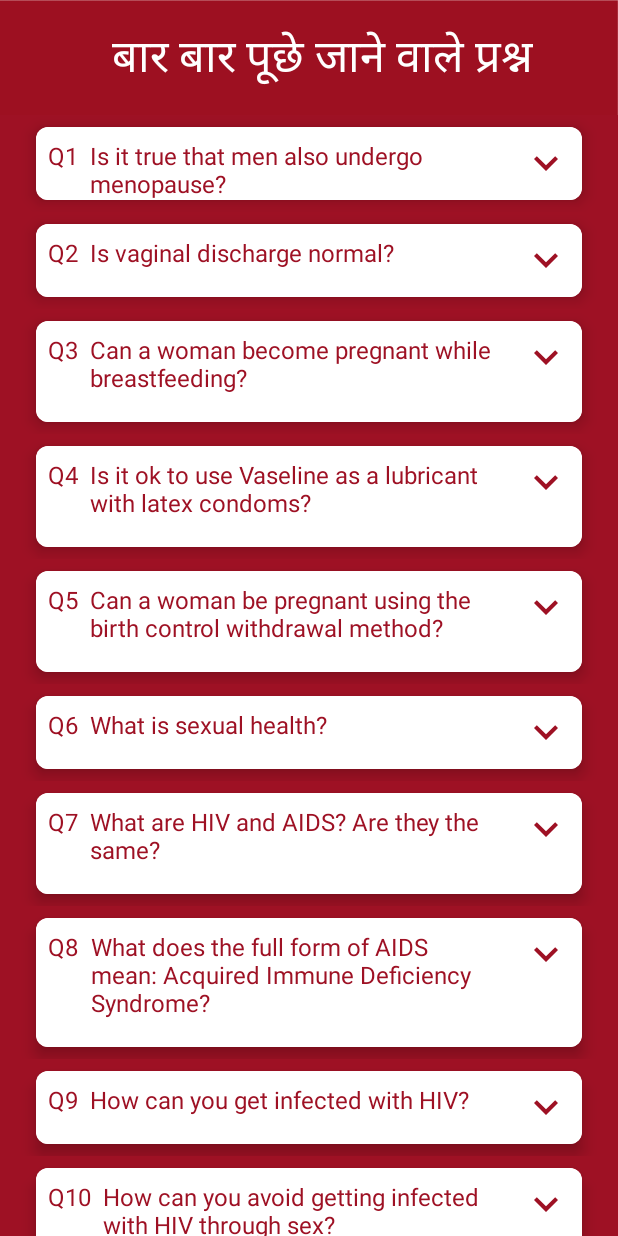
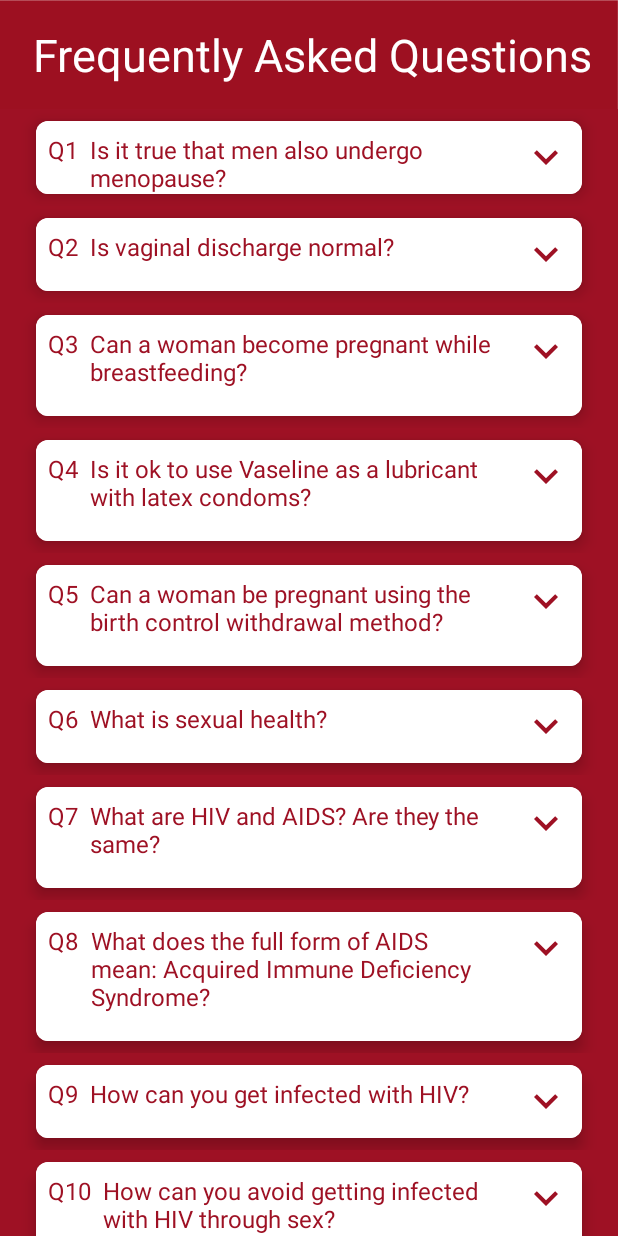
Before and after one commit to pal-vishal/SRHR-Project, an Android app: the fragment AppFaq shown on its own in the app's theme, on a phone screen of 412 x 824 dp. Run offline under Robolectric (Android 15) with nearby library versions, the phone set to English and light mode, and no system bars.

Commit message:
minor changes

```diff
--- a/app/src/main/res/layout/fragment_abortion.xml
+++ b/app/src/main/res/layout/fragment_abortion.xml
@@ -18,7 +18,7 @@
             android:layout_width="wrap_content"
             android:layout_height="wrap_content"
             android:layout_marginTop="16dp"
-            android:text="गर्भपात"
+            android:text="@string/abortionHeading"
             android:textAllCaps="true"
             android:textColor="#fff"
             android:textColorLink="#000"
--- a/app/src/main/res/layout/fragment_app_faq.xml
+++ b/app/src/main/res/layout/fragment_app_faq.xml
@@ -29,7 +29,7 @@
         android:layout_width="wrap_content"
         android:layout_height="wrap_content"
         android:layout_marginTop="16dp"
-        android:text="बार बार पूछे जाने वाले प्रश्न"
+        android:text="@string/faqHeading"
         android:textColor="#fff"
         android:textSize="30sp" />
 </androidx.constraintlayout.widget.ConstraintLayout>
--- a/app/src/main/res/values/strings.xml
+++ b/app/src/main/res/values/strings.xml
@@ -300,7 +300,7 @@ If you face any problem then we recommend you consult a physician. </string>
     <string name="pcpHeading">PCPNDT</string>
     <string name="abortionHeading">Abortion</string>
     <string name="pwdHeading">PWDVA ACT</string>
-    <string name="faqHeading">FAQ</string>
+    <string name="faqHeading">Frequently Asked Questions</string>
     <string name="selectCategory">Select Category</string>
     <string name="aboutUs">About Us</string>
     <string name="yourLearning">Your Learning</string>
```
